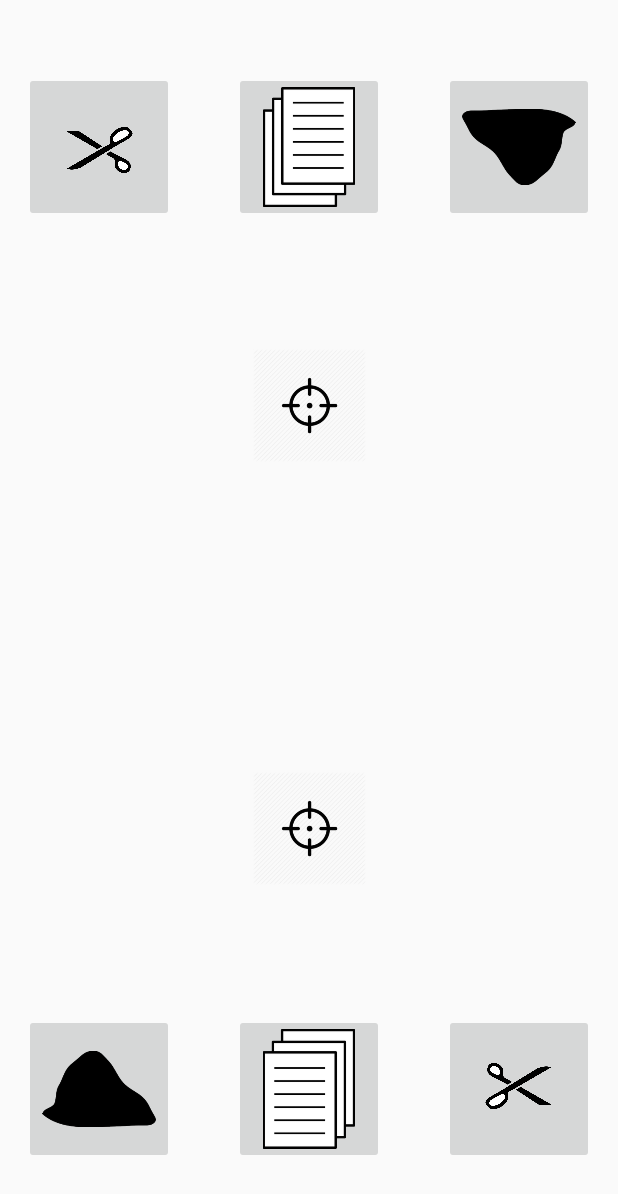
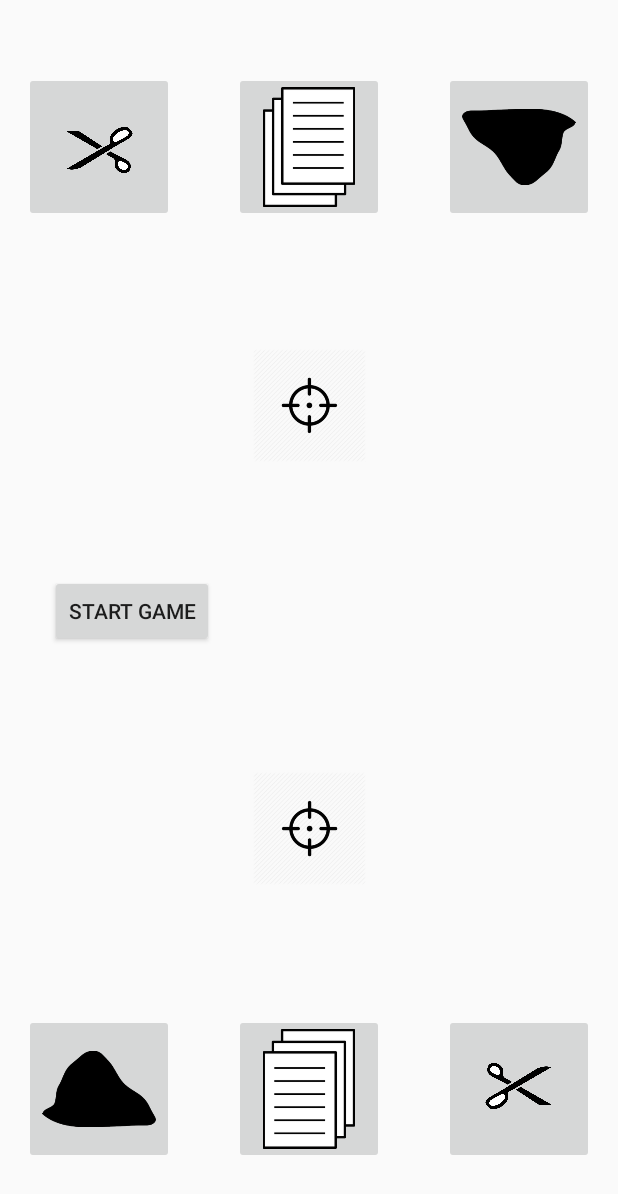
Before and after one commit to NikhilAPatel/RPS, an Android app: the screen it shows after launch (MainActivity), on a phone screen of 412 x 824 dp. Shown: the top 1194 px of the screen. Run offline under Robolectric (Android 15) with nearby library versions, the phone set to English and light mode, and no system bars.

Commit message:
Added start button compatibility
Added start button so that it starts the timer. We will have to remove the stuff where clicking a card activates the timer and make it so that the "startGame" method resets the game back to its initial state.

```diff
--- a/app/src/main/java/academy/learnprogramming/rps/MainActivity.java
+++ b/app/src/main/java/academy/learnprogramming/rps/MainActivity.java
@@ -6,6 +6,7 @@ import android.os.Bundle;
 import android.view.View;
 import android.view.Window;
 import android.view.WindowManager;
+import android.widget.Button;
 import android.widget.ImageButton;
 import android.widget.ImageView;
 import android.widget.TextView;
@@ -24,6 +25,7 @@ public class MainActivity extends AppCompatActivity {
     //TODO make score 0 when game starts
     //TODO make score easier to read
     //TODO implement ads
+    //TODO gray out buttons on end game
 
 
     private ImageButton p1paperButton;
@@ -43,9 +45,12 @@ public class MainActivity extends AppCompatActivity {
     private int millis = 0;
     public int count1 = 0;
     public int count2 = 0;
+    private static final int matchTime=30000;
+    private static final int scoreCheckTime=1000;
     public int p1scorenum;
     public int p2scorenum;
-    CountDownTimerPausable t1 = new CountDownTimerPausable(60000, 1) {
+    private Button startButton;
+    CountDownTimerPausable t1 = new CountDownTimerPausable(matchTime, 1) {
 
         public void onTick(long millisUntilFinished) {
             if (p1score.getText().toString().equals("")) {
@@ -54,17 +59,17 @@ public class MainActivity extends AppCompatActivity {
                 p1scorenum = Integer.parseInt(p1score.getText().toString());
             }
 
-            count1 = (60 - (int) millisRemaining / 1000);
+            count1 = ((matchTime - (int) millisRemaining) / scoreCheckTime);
             p1score.setText(count1 + "");
 
         }
 
         public void onFinish() {
-            timer.setText("Game Done");
+            //timer.setText("Game Done 1");
             endGame();
         }
     };
-    CountDownTimerPausable t2 = new CountDownTimerPausable(60000, 1) {
+    CountDownTimerPausable t2 = new CountDownTimerPausable(matchTime, 1) {
 
         public void onTick(long millisUntilFinished) {
             if (p2score.getText().toString().equals("")) {
@@ -73,13 +78,13 @@ public class MainActivity extends AppCompatActivity {
                 p2scorenum = Integer.parseInt(p2score.getText().toString());
             }
 
-            count2 = (60 - (int) millisRemaining / 1000);
+            count2 = ((matchTime - (int) millisRemaining) / scoreCheckTime);
             p2score.setText(count2 + "");
 
         }
 
         public void onFinish() {
-            timer.setText("Game Done");
+            //timer.setText("Game Done 2");
             endGame();
         }
     };
@@ -107,6 +112,15 @@ public class MainActivity extends AppCompatActivity {
         p2score = (TextView) findViewById(R.id.p2score);
 
         timer = (TextView) findViewById(R.id.timer);
+        timer = (TextView) findViewById(R.id.timer);
+        startButton = (Button) findViewById(R.id.startButton);
+
+        View.OnClickListener startButtonOnClickListener = new View.OnClickListener() {
+            @Override
+            public void onClick(View v) {
+                screenUpdate().start();
+            }
+        };
 
         View.OnClickListener rock2OnClickListener = new View.OnClickListener() {
             @Override
@@ -120,10 +134,11 @@ public class MainActivity extends AppCompatActivity {
 
                 p2paperButton.setImageResource(R.drawable.paper);
                 p2paperButton.setClickable(true);
-
+/*
                 if (!gameStart) {
                     startGame();
                 }
+                */
                 p2state = "rock";
 
                 checkWinning();
@@ -141,10 +156,11 @@ public class MainActivity extends AppCompatActivity {
 
                 p2scissorButton.setImageResource(R.drawable.scissors);
                 p2scissorButton.setClickable(true);
-
+/*
                 if (!gameStart) {
                     startGame();
                 }
+                */
                 p2state = "paper";
 
                 checkWinning();
@@ -162,10 +178,11 @@ public class MainActivity extends AppCompatActivity {
 
                 p2rockButton.setImageResource(R.drawable.rock);
                 p2rockButton.setClickable(true);
-
+/*
                 if (!gameStart) {
                     startGame();
                 }
+                */
                 p2state = "scissor";
 
                 checkWinning();
@@ -185,10 +202,11 @@ public class MainActivity extends AppCompatActivity {
 
                 p1paperButton.setImageResource(R.drawable.paper);
                 p1paperButton.setClickable(true);
-
+/*
                 if (!gameStart) {
                     startGame();
                 }
+                */
                 p1state = "rock";
 
                 checkWinning();
@@ -206,10 +224,11 @@ public class MainActivity extends AppCompatActivity {
 
                 p1scissorButton.setImageResource(R.drawable.scissors);
                 p1scissorButton.setClickable(true);
-
+/*
                 if (!gameStart) {
                     startGame();
                 }
+                */
                 p1state = "paper";
 
 
@@ -228,10 +247,11 @@ public class MainActivity extends AppCompatActivity {
 
                 p1rockButton.setImageResource(R.drawable.rock);
                 p1rockButton.setClickable(true);
-
+/*
                 if (!gameStart) {
                     startGame();
                 }
+                */
                 p1state = "scissor";
 
                 checkWinning();
@@ -246,12 +266,13 @@ public class MainActivity extends AppCompatActivity {
         p1paperButton.setOnClickListener(paper1OnClickListener);
         p1rockButton.setOnClickListener(rock1OnClickListener);
         p1scissorButton.setOnClickListener(scissor1OnClickListener);
+        startButton.setOnClickListener(startButtonOnClickListener);
 
     }
 
     public void startGame() {
         gameStart = true;
-        new CountDownTimer(60000, 1) {
+        new CountDownTimer(matchTime, 1) {
 
             public void onTick(long millisUntilFinished) {
                 timer.setText(String.valueOf(millisUntilFinished / 1000));
@@ -259,14 +280,42 @@ public class MainActivity extends AppCompatActivity {
             }
 
             public void onFinish() {
-                timer.setText("Game Done");
+
                 endGame();
             }
         }.start();
     }
 
+    public Thread screenUpdate()
+    {
+        Thread updateScreen=new Thread() {
+            public void run() {
+                try {
+                    while (!isInterrupted()) {
+                        Thread.sleep(100);
+                        runOnUiThread(new Runnable() {
+                            @Override
+                            public void run() {
+                                if(!gameStart){
+                                    startGame();
+                                }
+                            }
+                        });
+
+                    }
+                } catch (InterruptedException e) {
+
+                }
+            }
+        };
+        return updateScreen;
+
+    }
+
+
     //TODO finish endGame method (find out who wins and have options for quit to menu and play again)
     public void endGame() {
+        timer.setText("Game Done");
         int p1scorenum;
 
         p1rockButton.setClickable(false);
@@ -278,10 +327,11 @@ public class MainActivity extends AppCompatActivity {
         p2scissorButton.setClickable(false);
         try {
             t1.pause();
+        } catch (Exception e) {}
+        try{
             t2.pause();
-        } catch (Exception e) {
+        }catch(Exception e){}
 
-        }
     }
 
     public void checkWinning() {
--- a/app/src/main/res/layout/game_activity.xml
+++ b/app/src/main/res/layout/game_activity.xml
@@ -16,8 +16,8 @@
         android:layout_marginEnd="16dp"
         android:layout_marginStart="16dp"
         android:layout_marginTop="48dp"
+        android:scaleType="fitCenter"
         android:rotation="180"
-        android:scaleType="fitCenter"
         app:layout_constraintEnd_toStartOf="@+id/p2rockButton"
         app:layout_constraintStart_toEndOf="@+id/p2scissorButton"
         app:layout_constraintTop_toTopOf="parent"
@@ -31,7 +31,6 @@
         android:layout_marginEnd="8dp"
         android:layout_marginStart="8dp"
         android:layout_marginTop="16dp"
-        android:rotation="180"
         android:scaleType="fitCenter"
         app:layout_constraintBottom_toTopOf="@+id/timer"
         app:layout_constraintEnd_toEndOf="parent"
@@ -166,4 +165,20 @@
         app:layout_constraintStart_toStartOf="parent"
         app:layout_constraintTop_toBottomOf="@+id/p1paperButton" />
 
+    <Button
+        android:id="@+id/startButton"
+        android:layout_width="wrap_content"
+        android:layout_height="wrap_content"
+        android:layout_marginBottom="8dp"
+        android:layout_marginEnd="8dp"
+        android:layout_marginStart="8dp"
+        android:layout_marginTop="8dp"
+        android:text="Start Game"
+        app:layout_constraintBottom_toTopOf="@+id/p1choiceImage"
+        app:layout_constraintEnd_toEndOf="@+id/timer"
+        app:layout_constraintHorizontal_bias="0.092"
+        app:layout_constraintStart_toStartOf="parent"
+        app:layout_constraintTop_toBottomOf="@+id/p2choiceImage"
+        app:layout_constraintVertical_bias="0.47" />
+
 </android.support.constraint.ConstraintLayout>
```
